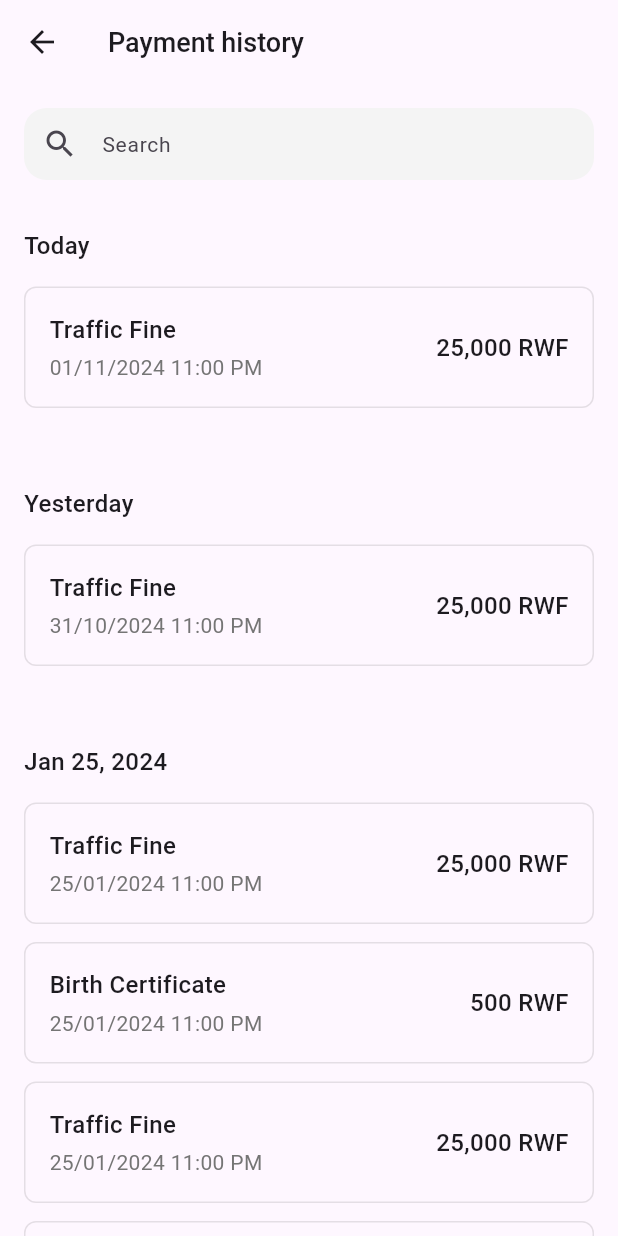
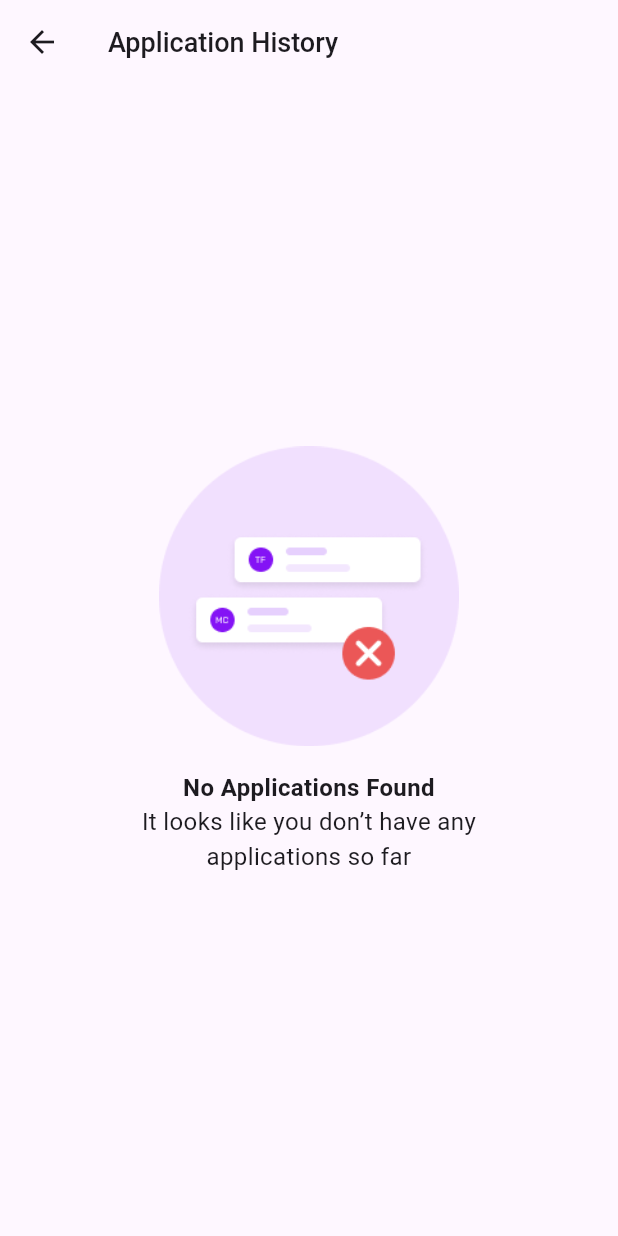
Before and after one commit to nkusikevin/pass-poc, a Flutter app: the screen it shows after launch, item 3 of the bottom bar chosen, after a tap on "Application History", on a phone screen of 412 x 824 dp. Run offline on Flutter 3.47's test engine with Material 3 defaults, Android fonts, the phone set to English and light mode, and no system bars; our stand-ins replace bloc, equatable, flutter_bloc, font_awesome_flutter.

Commit message:
added data not component

```diff
--- /dev/null
+++ b/lib/components/no_data_found.dart
@@ -0,0 +1,72 @@
+import 'package:flutter/material.dart';
+
+class NoDataFound extends StatelessWidget {
+  final String title;
+  final String description;
+  final String? buttonText;
+  final VoidCallback? onButtonPressed;
+  final String? imageIcon;
+
+  const NoDataFound({
+    super.key,
+    required this.title,
+    required this.description,
+    this.buttonText,
+    this.imageIcon,
+    this.onButtonPressed,
+  });
+
+  @override
+  Widget build(BuildContext context) {
+    return Center(
+      child: Container(
+        width: 300,
+        alignment: Alignment.center,
+        child: Column(
+          mainAxisAlignment: MainAxisAlignment.center,
+          children: [
+            Image.asset(
+              imageIcon ?? 'assets/images/no_apps.png',
+              width: 200,
+              height: 200,
+              alignment: Alignment.center,
+            ),
+            const SizedBox(height: 16),
+            Text(
+              title,
+              textAlign: TextAlign.center,
+              style: const TextStyle(
+                fontSize: 16,
+                fontWeight: FontWeight.bold,
+              ),
+            ),
+            Text(
+              description,
+              textAlign: TextAlign.center,
+              style: const TextStyle(
+                fontSize: 16,
+              ),
+            ),
+            if (buttonText != null) ...[
+              const SizedBox(height: 25),
+              SizedBox(
+                width: double.infinity,
+                child: ElevatedButton(
+                  onPressed: onButtonPressed,
+                  style: ElevatedButton.styleFrom(
+                    backgroundColor: Colors.purple,
+                    foregroundColor: Colors.white,
+                    shape: RoundedRectangleBorder(
+                      borderRadius: BorderRadius.circular(8),
+                    ),
+                  ),
+                  child: Text(buttonText!),
+                ),
+              ),
+            ],
+          ],
+        ),
+      ),
+    );
+  }
+}
--- /dev/null
+++ b/lib/pages/application history/page.dart
@@ -0,0 +1,393 @@
+import 'package:flutter/material.dart';
+import 'package:intl/intl.dart';
+import 'package:ipass_poc/components/no_data_found.dart';
+
+import 'application_details.dart';
+
+class ApplicationHistoryItem {
+  final String applicantName;
+  final String serviceApplied;
+  final String applicationNumber;
+  final String applicationStatus;
+  final String amountPaid;
+  final DateTime date;
+  final String applicantId;
+  final String? drivingTestCode;
+  final String? district;
+  final String? sector;
+
+  ApplicationHistoryItem({
+    required this.applicantName,
+    required this.serviceApplied,
+    required this.applicationNumber,
+    required this.applicationStatus,
+    required this.amountPaid,
+    required this.date,
+    required this.applicantId,
+    this.drivingTestCode,
+    this.district,
+    this.sector,
+  });
+
+  factory ApplicationHistoryItem.fromJson(Map<String, dynamic> json) {
+    final DateFormat formatter = DateFormat('dd/MM/yyyy hh:mma');
+    final DateTime parsedDate = formatter.parse(json['date'].toString());
+
+    return ApplicationHistoryItem(
+        applicantName: json['applicantName'] ?? '',
+        serviceApplied: json['serviceApplied'] ?? '',
+        applicationNumber: json['applicationNumber'] ?? '',
+        applicationStatus: json['applicationStatus'] ?? '',
+        amountPaid: json['amountPaid'] ?? '',
+        date: parsedDate,
+        applicantId: json['applicantId'] ?? '',
+        drivingTestCode: json['drivingTestCode'],
+        district: json['district'],
+        sector: json['sector']);
+  }
+
+  String get formattedDate {
+    return DateFormat('dd/MM/yyyy hh:mm a').format(date);
+  }
+}
+
+class ApplicationHistory extends StatefulWidget {
+  const ApplicationHistory({super.key});
+
+  @override
+  _ApplicationHistoryState createState() => _ApplicationHistoryState();
+}
+
+class _ApplicationHistoryState extends State<ApplicationHistory> {
+  List<ApplicationHistoryItem> _applications = [];
+  List<ApplicationHistoryItem> _filteredApplications = [];
+  final TextEditingController _searchController = TextEditingController();
+
+  @override
+  void initState() {
+    super.initState();
+    _loadApplications();
+    _searchController.addListener(_filterApplications);
+  }
+
+  void _loadApplications() {
+    final List<Map<String, dynamic>> rawApplications = [
+      // {
+      //   "applicantName": "ISIMBI R. PARADIS",
+      //   "applicantId": "1100000000000000",
+      //   "serviceApplied": "Birth Certificate",
+      //   "applicationNumber": "B200811104622S3BA",
+      //   "applicationStatus": "Approved",
+      //   "processingOffice": "Legal Marriage Details",
+      //   "district": "Nyarugenge",
+      //   "sector": "Nyarugenge",
+      //   "amountPaid": "500 RWF",
+      //   "date": "01/11/2024 03:45PM"
+      // },
+      // {
+      //   "applicantName": "ISIMBI R. PARADIS",
+      //   "applicantId": "1100000000000000",
+      //   "serviceApplied": "Registration for Driving Test - (Definitive)",
+      //   "applicationNumber": "B200811104622S3BA",
+      //   "applicationStatus": "Approved",
+      //   "drivingTestCode": "NYG1601231401090032/P",
+      //   "amountPaid": "10,000 RWF",
+      //   "date": "28/02/2024 09:15AM"
+      // },
+      // {
+      //   "applicantName": "JOHN DOE",
+      //   "applicantId": "1100000000000001",
+      //   "serviceApplied": "Birth Certificate",
+      //   "applicationNumber": "B200811104622S3BC",
+      //   "applicationStatus": "Payment Expired",
+      //   "processingOffice": "Civil Registry",
+      //   "district": "Kigali",
+      //   "sector": "Gasabo",
+      //   "amountPaid": "0 RWF",
+      //   "date": "01/01/2024 11:59PM"
+      // },
+      // {
+      //   "applicantName": "JANE SMITH",
+      //   "applicantId": "1100000000000002",
+      //   "serviceApplied": "Birth Certificate",
+      //   "applicationNumber": "B200811104622S3BD",
+      //   "applicationStatus": "Submitted",
+      //   "processingOffice": "Civil Registry",
+      //   "district": "Musanze",
+      //   "sector": "Muhoza",
+      //   "amountPaid": "0 RWF",
+      //   "date": "25/01/2024 11:00PM"
+      // }
+    ];
+
+    setState(() {
+      _applications = rawApplications
+          .map((app) => ApplicationHistoryItem.fromJson(app))
+          .toList();
+      _filteredApplications = _applications;
+    });
+  }
+
+  void _filterApplications() {
+    final query = _searchController.text.toLowerCase();
+    setState(() {
+      _filteredApplications = _applications.where((application) {
+        return application.applicantName.toLowerCase().contains(query) ||
+            application.applicationNumber.toLowerCase().contains(query) ||
+            application.serviceApplied.toLowerCase().contains(query) ||
+            application.applicationStatus.toLowerCase().contains(query);
+      }).toList();
+    });
+  }
+
+  Map<String, List<ApplicationHistoryItem>> _groupApplicationsByDate() {
+    final Map<String, List<ApplicationHistoryItem>> grouped = {};
+    final now = DateTime.now();
+    final today = DateTime(now.year, now.month, now.day);
+    final yesterday = today.subtract(const Duration(days: 1));
+
+    for (var application in _filteredApplications) {
+      final applicationDate = DateTime(
+        application.date.year,
+        application.date.month,
+        application.date.day,
+      );
+
+      String key;
+      if (applicationDate.isAtSameMomentAs(today)) {
+        key = 'Today';
+      } else if (applicationDate.isAtSameMomentAs(yesterday)) {
+        key = 'Yesterday';
+      } else {
+        key = DateFormat('MMM dd, yyyy').format(applicationDate);
+      }
+
+      grouped.putIfAbsent(key, () => []);
+      grouped[key]!.add(application);
+    }
+
+    return grouped;
+  }
+
+  @override
+  void dispose() {
+    _searchController.dispose();
+    super.dispose();
+  }
+
+  @override
+  Widget build(BuildContext context) {
+    final groupedApplications = _groupApplicationsByDate();
+    final sortedDates = groupedApplications.keys.toList()
+      ..sort((a, b) {
+        if (a == 'Today') return -1;
+        if (b == 'Today') return 1;
+        if (a == 'Yesterday') return -1;
+        if (b == 'Yesterday') return 1;
+        return b.compareTo(a);
+      });
+
+    return Scaffold(
+      appBar: AppBar(
+        leading: IconButton(
+          icon: const Icon(Icons.arrow_back),
+          onPressed: () => Navigator.pop(context),
+        ),
+        title: const Text(
+          'Application History',
+          style: TextStyle(
+            fontSize: 18,
+            fontWeight: FontWeight.w500,
+          ),
+        ),
+      ),
+      body: Column(
+        crossAxisAlignment: CrossAxisAlignment.start,
+        children: [
+          if (_applications.isNotEmpty)
+            Padding(
+              padding: const EdgeInsets.all(16.0),
+              child: TextField(
+                controller: _searchController,
+                decoration: InputDecoration(
+                  hintText: 'Search applications',
+                  prefixIcon: const Icon(Icons.search),
+                  filled: true,
+                  fillColor: const Color(0xFFF4F4F4),
+                  hintStyle: const TextStyle(fontSize: 14),
+                  contentPadding:
+                      const EdgeInsets.symmetric(vertical: 12, horizontal: 16),
+                  border: OutlineInputBorder(
+                    borderRadius: BorderRadius.circular(15),
+                    borderSide: BorderSide.none,
+                  ),
+                ),
+              ),
+            ),
+          _filteredApplications.isEmpty
+              ? const Expanded(
+                  child: NoDataFound(
+                  title: 'No Applications Found',
+                  description:
+                      'It looks like you don’t have any applications so far',
+                ))
+              : Expanded(
+                  child: ListView.builder(
+                    padding: const EdgeInsets.symmetric(horizontal: 16.0),
+                    itemCount: sortedDates.length,
+                    itemBuilder: (context, index) {
+                      final date = sortedDates[index];
+                      final dateApplications = groupedApplications[date]!;
+                      return Column(
+                        crossAxisAlignment: CrossAxisAlignment.start,
+                        children: [
+                          SectionHeader(title: date),
+                          ...dateApplications
+                              .map((application) => ApplicationHistoryCard(
+                                    applicantName: application.applicantName,
+                                    serviceApplied: application.serviceApplied,
+                                    applicationStatus:
+                                        application.applicationStatus,
+                                    applicationNumber:
+                                        application.applicationNumber,
+                                    onTap: () =>
+                                        _navigateToDetails(application),
+                                  )),
+                          const SizedBox(height: 24),
+                        ],
+                      );
+                    },
+                  ),
+                ),
+        ],
+      ),
+    );
+  }
+
+  void _navigateToDetails(ApplicationHistoryItem application) {
+    Navigator.push(
+      context,
+      MaterialPageRoute(
+        builder: (context) => ApplicationDetailsPage(
+          applicantName: application.applicantName,
+          applicantId: application.applicantId,
+          serviceApplied: application.serviceApplied,
+          applicationNumber: application.applicationNumber,
+          applicationStatus: application.applicationStatus,
+          drivingTestCode: application.drivingTestCode ?? '',
+          district: application.district ?? '',
+          sector: application.sector ?? '',
+          amountPaid: application.amountPaid,
+        ),
+      ),
+    );
+  }
+}
+
+class SectionHeader extends StatelessWidget {
+  final String title;
+
+  const SectionHeader({
+    super.key,
+    required this.title,
+  });
+
+  @override
+  Widget build(BuildContext context) {
+    return Padding(
+      padding: const EdgeInsets.symmetric(vertical: 16.0),
+      child: Text(
+        title,
+        style: const TextStyle(
+          fontSize: 16,
+          fontWeight: FontWeight.w500,
+          color: Colors.grey,
+        ),
+      ),
+    );
+  }
+}
+
+class ApplicationHistoryCard extends StatelessWidget {
+  final String applicantName;
+  final String serviceApplied;
+  final String applicationStatus;
+  final String applicationNumber;
+  final VoidCallback onTap;
+
+  const ApplicationHistoryCard({
+    super.key,
+    required this.applicantName,
+    required this.serviceApplied,
+    required this.applicationStatus,
+    required this.applicationNumber,
+    required this.onTap,
+  });
+
+  Color _getStatusColor(String status) {
+    switch (status) {
+      case 'Approved':
+        return const Color(0xFF1DAB61);
+      case 'Submitted':
+        return const Color(0xFF2684FF);
+      case 'Payment Expired':
+        return const Color(0xFFDF1F07);
+      default:
+        return Colors.grey;
+    }
+  }
+
+  @override
+  Widget build(BuildContext context) {
+    return GestureDetector(
+      onTap: onTap,
+      child: Container(
+        decoration: BoxDecoration(
+          borderRadius: BorderRadius.circular(8),
+          border: Border.all(color: const Color(0xFF1D1D1D1A)),
+        ),
+        margin: const EdgeInsets.only(bottom: 12),
+        child: Padding(
+          padding: const EdgeInsets.all(16.0),
+          child: Column(
+            crossAxisAlignment: CrossAxisAlignment.start,
+            children: [
+              Row(
+                mainAxisAlignment: MainAxisAlignment.spaceBetween,
+                children: [
+                  Expanded(
+                    child: Text(
+                      serviceApplied,
+                      style: const TextStyle(
+                        fontSize: 16,
+                        fontWeight: FontWeight.w500,
+                      ),
+                      overflow: TextOverflow.ellipsis,
+                    ),
+                  ),
+                  Text(
+                    applicationStatus,
+                    style: TextStyle(
+                      fontSize: 16,
+                      fontWeight: FontWeight.w500,
+                      color: _getStatusColor(applicationStatus),
+                    ),
+                  ),
+                ],
+              ),
+              const SizedBox(height: 8),
+              Text(
+                applicationNumber,
+                style: TextStyle(
+                  fontSize: 14,
+                  color: Colors.grey[600],
+                ),
+              ),
+              const SizedBox(height: 4),
+            ],
+          ),
+        ),
+      ),
+    );
+  }
+}
```
Also changed, not shown: lib/pages/application history/application_details.dart (added, +192 -0 lines), lib/pages/profile/profile.dart (+8 -2 lines), assets/images/no_apps.png (added), assets/images/no_car.png (added), assets/images/no_cert.png (added), assets/images/no_ticket.png (added), 3 other files.
